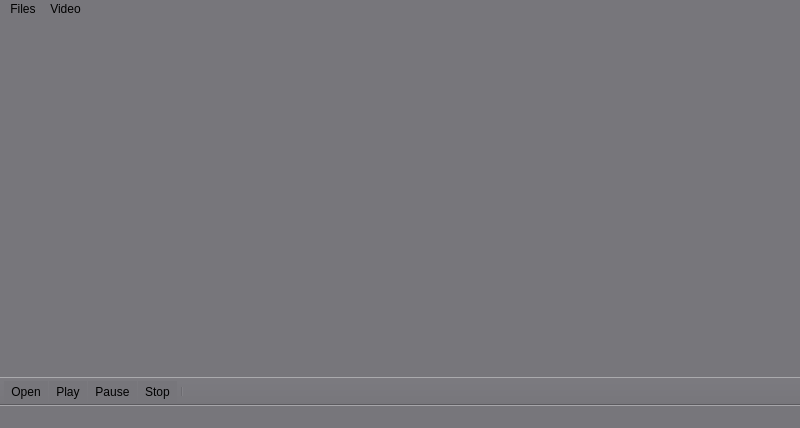
Qt form mainwindow.ui (42Miles/my-videoplayer) before a commit.
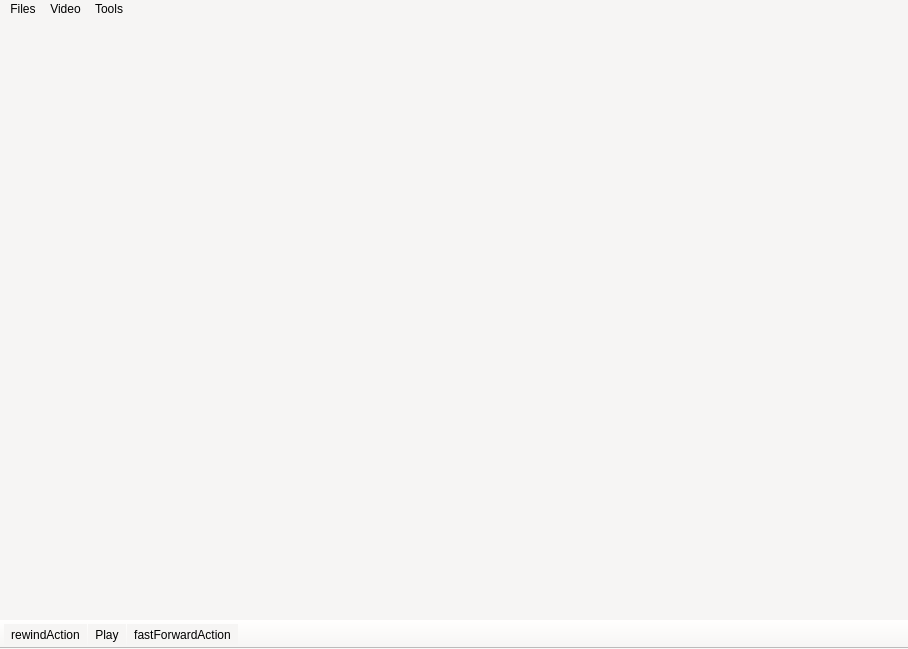
The same form after that commit. Icons and pictures are not drawn.

Commit message: Added volumeAction, fullScreenAction, video durotation and also tab Effects

```diff
--- a/mainwindow.ui
+++ b/mainwindow.ui
@@ -6,16 +6,18 @@
    <rect>
     <x>0</x>
     <y>0</y>
-    <width>800</width>
-    <height>428</height>
+    <width>908</width>
+    <height>649</height>
    </rect>
   </property>
   <property name="windowTitle">
    <string>MainWindow</string>
   </property>
+  <property name="autoFillBackground">
+   <bool>false</bool>
+  </property>
   <property name="styleSheet">
-   <string notr="true">background-color: rgb(119, 118, 123)
-</string>
+   <string notr="true">background:rgb(246, 245, 244);</string>
   </property>
   <widget class="QWidget" name="centralwidget"/>
   <widget class="QMenuBar" name="menubar">
@@ -23,7 +25,7 @@
     <rect>
      <x>0</x>
      <y>0</y>
-     <width>800</width>
+     <width>908</width>
      <height>24</height>
     </rect>
    </property>
@@ -41,14 +43,29 @@
     <addaction name="actionPause"/>
     <addaction name="actionStop"/>
    </widget>
+   <widget class="QMenu" name="menuTools">
+    <property name="title">
+     <string>Tools</string>
+    </property>
+    <addaction name="actionEffects"/>
+   </widget>
    <addaction name="menuFiles"/>
    <addaction name="menuVideo"/>
+   <addaction name="menuTools"/>
   </widget>
-  <widget class="QStatusBar" name="statusbar"/>
   <widget class="QToolBar" name="mainToolBar">
+   <property name="sizePolicy">
+    <sizepolicy hsizetype="Fixed" vsizetype="Fixed">
+     <horstretch>0</horstretch>
+     <verstretch>0</verstretch>
+    </sizepolicy>
+   </property>
    <property name="windowTitle">
     <string>toolBar</string>
    </property>
+   <property name="autoFillBackground">
+    <bool>false</bool>
+   </property>
    <property name="movable">
     <bool>false</bool>
    </property>
@@ -58,28 +75,26 @@
    <attribute name="toolBarBreak">
     <bool>false</bool>
    </attribute>
-   <addaction name="actionOpen"/>
-   <addaction name="actionPlay"/>
-   <addaction name="actionPause"/>
-   <addaction name="actionStop"/>
-   <addaction name="separator"/>
+   <addaction name="actionrewindAction"/>
+   <addaction name="actionPlayPause"/>
+   <addaction name="actionfastForwardAction"/>
   </widget>
-  <action name="actionPlay">
-   <property name="icon">
-    <iconset resource="resources.qrc">
-     <normaloff>:/icons/icons/noun_play_64196.png</normaloff>:/icons/icons/noun_play_64196.png</iconset>
+  <action name="actionPlayPause">
+   <property name="enabled">
+    <bool>true</bool>
    </property>
-   <property name="text">
-    <string>Play</string>
-   </property>
-  </action>
-  <action name="actionPause">
    <property name="icon">
     <iconset resource="resources.qrc">
      <normaloff>:/icons/icons/noun_pause_64198.png</normaloff>:/icons/icons/noun_pause_64198.png</iconset>
    </property>
    <property name="text">
-    <string>Pause</string>
+    <string>Play</string>
+   </property>
+   <property name="autoRepeat">
+    <bool>true</bool>
+   </property>
+   <property name="visible">
+    <bool>true</bool>
    </property>
   </action>
   <action name="actionStop">
@@ -103,6 +118,29 @@
     <string>Open A File</string>
    </property>
   </action>
+  <action name="actionEffects">
+   <property name="text">
+    <string>Effects</string>
+   </property>
+  </action>
+  <action name="actionfastForwardAction">
+   <property name="icon">
+    <iconset resource="resources.qrc">
+     <normaloff>:/icons/icons/noun_fast forward_64201.png</normaloff>:/icons/icons/noun_fast forward_64201.png</iconset>
+   </property>
+   <property name="text">
+    <string>fastForwardAction</string>
+   </property>
+  </action>
+  <action name="actionrewindAction">
+   <property name="icon">
+    <iconset resource="resources.qrc">
+     <normaloff>:/icons/icons/noun_rewind_64202.png</normaloff>:/icons/icons/noun_rewind_64202.png</iconset>
+   </property>
+   <property name="text">
+    <string>rewindAction</string>
+   </property>
+  </action>
  </widget>
  <resources>
   <include location="resources.qrc"/>
```
Left out of the diff: 3 changed lines with no effect on the pictures. The commit also changes 15 other files.
